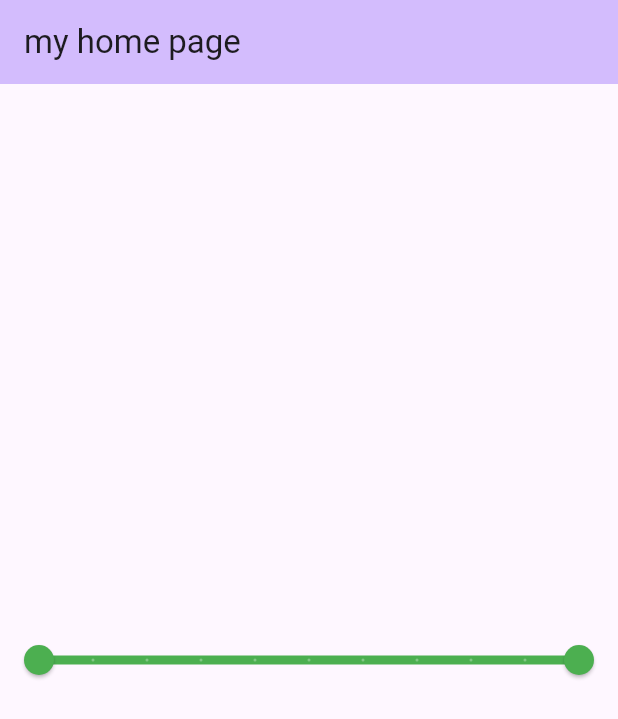
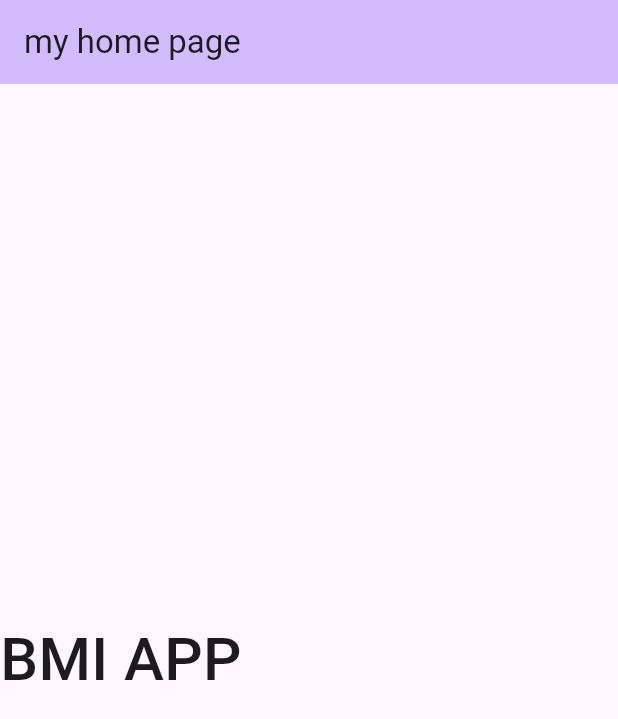
Before and after one commit to sahil-sumra/Flutter_Basics, a Flutter app: the screen it shows after launch, on a phone screen of 412 x 824 dp. Shown: the top 719 px of the screen. Run offline on Flutter 3.47's test engine with Material 3 defaults, Android fonts, the phone set to English and light mode, and no system bars; our stand-ins replace font_awesome_flutter; missing offline and left inert: dart:ffi.

Commit message:
update file

```diff
--- a/lib/main.dart
+++ b/lib/main.dart
@@ -41,26 +41,22 @@ class _MyHomePageState extends State<MyHomePage> {
     RangeLabels labels =
         RangeLabels(values.start.toString(), values.end.toString());
     return Scaffold(
-        appBar: AppBar(
-          backgroundColor: Theme.of(context).colorScheme.inversePrimary,
-          title: Text('my home page'),
-        ),
-        body: Center(
-          child: Container(
-            child: RangeSlider(
-                values: values,
-                labels: labels,
-                divisions: 10,
-                activeColor: Colors.green,
-                inactiveColor: Colors.green.shade300,
-                min: 0,
-                max: 100,
-                onChanged: (newValues) {
-                  values = newValues;
-                  print('${newValues.start}, ${newValues.end}');
-                  setState(() {});
-                }),
+      appBar: AppBar(
+        backgroundColor: Theme.of(context).colorScheme.inversePrimary,
+        title: Text('my home page'),
+      ),
+      body: Column(
+        mainAxisAlignment: MainAxisAlignment.center,
+        children: [
+          Text(
+            'BMI APP',
+            style: TextStyle(
+              fontSize: 40,
+              fontWeight: FontWeight.w500,
+            ),
           ),
-        ));
+        ],
+      ),
+    );
   }
 }
```
